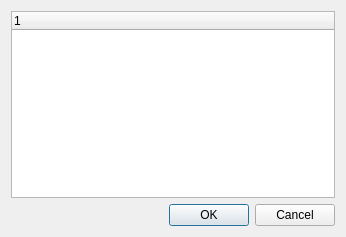
Before: the Qt Designer form src/ui/qgsdatumtransformdialogbase.ui in carsmie/QGIS, drawn with Qt 5.
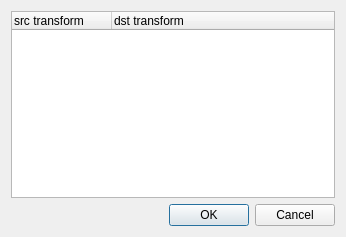
After: the same form once the commit is applied.

Commit message: Show datum transform parameters in datum transform selection dialog

The edit to the form file:
```diff
--- a/src/ui/qgsdatumtransformdialogbase.ui
+++ b/src/ui/qgsdatumtransformdialogbase.ui
@@ -18,7 +18,12 @@
     <widget class="QTreeWidget" name="mDatumTransformTreeWidget">
      <column>
       <property name="text">
-       <string/>
+       <string>src transform</string>
+      </property>
+     </column>
+     <column>
+      <property name="text">
+       <string>dst transform</string>
       </property>
      </column>
      <column>
```
Left out of the diff: 2 changed lines with no effect on the pictures. The commit also changes 3 other files.
